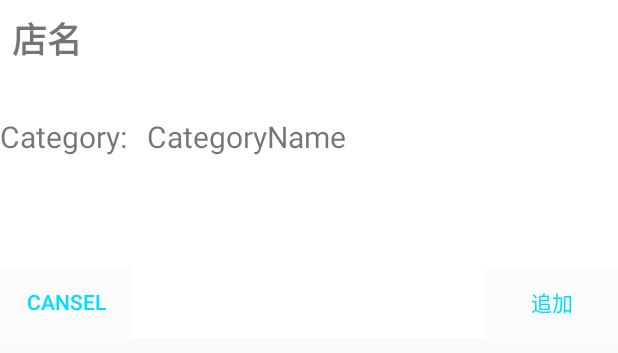
After one commit to nin138/Spotin_client-android, an Android app: the layout dialog_setting.xml on its own in the app's theme, with its tools: preview values and no code run, on a phone screen of 412 x 824 dp. The commit adds this screen. Shown: the top 353 px of the screen. Run offline under Robolectric (Android 15) with nearby library versions, the phone set to English and light mode, and no system bars.

Commit message:
[add] 起動画面追加、レイアウト修正

```diff
--- a/app/src/main/AndroidManifest.xml
+++ b/app/src/main/AndroidManifest.xml
@@ -17,12 +17,13 @@
     <application
         android:name="casestudyteam5.it7th.hal.ac.jp.spotin.App"
         android:allowBackup="true"
-        android:icon="@mipmap/ic_launcher"
+        android:icon="@drawable/logo"
         android:label="@string/app_name"
         android:roundIcon="@mipmap/ic_launcher_round"
         android:supportsRtl="true"
         android:theme="@style/AppTheme">
-        <activity android:name="casestudyteam5.it7th.hal.ac.jp.spotin.view.main.MainActivity">
+        <activity android:name="casestudyteam5.it7th.hal.ac.jp.spotin.view.main.MainActivity"
+            android:theme="@style/SplashTheme">
             <intent-filter>
                 <action android:name="android.intent.action.MAIN" />
                 <action android:name="android.intent.action.VIEW" />
--- a/app/src/main/java/casestudyteam5/it7th/hal/ac/jp/spotin/view/Setting/SettingActivity.kt
+++ b/app/src/main/java/casestudyteam5/it7th/hal/ac/jp/spotin/view/Setting/SettingActivity.kt
@@ -3,8 +3,7 @@ package casestudyteam5.it7th.hal.ac.jp.spotin.view.Setting
 import android.os.Bundle
 import android.support.v7.app.AppCompatActivity
 
-
-class SettingActivity: AppCompatActivity(){
+class SettingActivity : AppCompatActivity() {
 
   override fun onCreate(savedInstanceState: Bundle?) {
     super.onCreate(savedInstanceState)
@@ -13,5 +12,4 @@ class SettingActivity: AppCompatActivity(){
       .replace(android.R.id.content, SettingFragment())
       .commit()
   }
-
 }
--- /dev/null
+++ b/app/src/main/res/anim/in_animation.xml
@@ -0,0 +1,5 @@
+<translate
+    xmlns:android="http://schemas.android.com/apk/res/android"
+    android:duration="500"
+    android:fromYDelta="25%"
+    android:toYDelta="0" />
--- /dev/null
+++ b/app/src/main/res/drawable/dialog_bg_outside.xml
@@ -0,0 +1,6 @@
+<?xml version="1.0" encoding="utf-8"?>
+<shape xmlns:android="http://schemas.android.com/apk/res/android" >
+    <stroke
+        android:width="10dp"
+        android:color="#ccc" />
+</shape>
--- /dev/null
+++ b/app/src/main/res/drawable/splash.xml
@@ -0,0 +1,16 @@
+<?xml version="1.0" encoding="utf-8"?>
+<layer-list
+    xmlns:android="http://schemas.android.com/apk/res/android"
+    android:opacity="opaque"
+    android:layout_width="match_parent"
+    android:layout_height="match_parent">
+
+    <item android:drawable="@color/cardview_shadow_end_color" />
+
+    <item>
+        <bitmap
+            android:gravity="center"
+            android:src="@drawable/mainimage"/>
+    </item>
+
+</layer-list>
--- /dev/null
+++ b/app/src/main/res/layout/dialog_setting.xml
@@ -0,0 +1,79 @@
+<?xml version="1.0" encoding="utf-8"?>
+<RelativeLayout xmlns:android="http://schemas.android.com/apk/res/android"
+    xmlns:app="http://schemas.android.com/apk/res-auto"
+    xmlns:tools="http://schemas.android.com/tools"
+    android:layout_width="match_parent"
+    android:layout_height="wrap_content"
+    android:background="#FFF"
+    android:orientation="vertical"
+    tools:context=".view.map.MapActivity">
+
+    <TextView
+        android:id="@+id/name"
+        android:layout_width="match_parent"
+        android:layout_height="wrap_content"
+        android:layout_marginStart="8dp"
+        android:layout_marginTop="8dp"
+        android:text="店名"
+        android:textSize="23sp"
+        android:textStyle="bold"
+        app:layout_constraintStart_toStartOf="parent"
+        app:layout_constraintTop_toTopOf="parent" />
+
+    <TextView
+        android:id="@+id/categoryName"
+        android:layout_width="wrap_content"
+        android:layout_height="wrap_content"
+        android:layout_alignParentStart="true"
+        android:layout_alignTop="@+id/Category"
+        android:layout_marginStart="97dp"
+        android:gravity="center"
+        android:text="CategoryName"
+        android:textSize="20dp"
+        app:layout_constraintEnd_toEndOf="parent"
+        tools:layout_editor_absoluteY="66dp" />
+
+    <Button
+        android:id="@+id/cancel"
+        android:layout_width="wrap_content"
+        android:layout_height="wrap_content"
+        android:layout_alignParentStart="true"
+        android:layout_alignParentTop="true"
+        android:layout_marginTop="177dp"
+        android:layout_weight="1"
+        android:background="@color/cardview_shadow_end_color"
+        android:text="Cansel"
+        android:textColor="@android:color/holo_blue_bright"
+        app:layout_constraintEnd_toStartOf="@+id/add"
+        app:layout_constraintStart_toStartOf="parent"
+        tools:layout_editor_absoluteY="189dp" />
+
+    <Button
+        android:id="@+id/add"
+        android:layout_width="wrap_content"
+        android:layout_height="wrap_content"
+        android:layout_alignParentEnd="true"
+        android:layout_alignTop="@+id/cancel"
+        android:layout_weight="1"
+        android:background="@color/cardview_shadow_end_color"
+        android:text="追加"
+        android:textColor="@android:color/holo_blue_bright"
+        app:layout_constraintBottom_toBottomOf="parent"
+        tools:layout_editor_absoluteX="312dp" />
+
+    <TextView
+        android:id="@+id/Category"
+        android:layout_width="wrap_content"
+        android:layout_height="wrap_content"
+        android:layout_alignParentStart="true"
+        android:layout_alignParentTop="true"
+        android:layout_marginTop="77dp"
+        android:text="Category:"
+        android:textSize="20sp"
+        app:layout_constraintBottom_toTopOf="@+id/cancel"
+        app:layout_constraintEnd_toStartOf="@+id/categoryName"
+        app:layout_constraintStart_toStartOf="parent"
+        app:layout_constraintTop_toBottomOf="@+id/name"
+        app:layout_constraintVertical_bias="1.0" />
+
+</RelativeLayout>
```
Also changed, not shown: app/src/main/java/casestudyteam5/it7th/hal/ac/jp/spotin/service/api/SpotApi.kt (+5 -4 lines), app/src/main/java/casestudyteam5/it7th/hal/ac/jp/spotin/view/main/MainActivity.kt (+18 -17 lines), app/src/main/java/casestudyteam5/it7th/hal/ac/jp/spotin/view/map/MapActivity.kt (+29 -3 lines), app/src/main/java/casestudyteam5/it7th/hal/ac/jp/spotin/view/map/MapPresenter.kt (+5 -2 lines), app/src/main/res/drawable/button_bg.xml (added, +11 -0 lines), app/src/main/res/drawable/dialog_bg.xml (added, +10 -0 lines), app/src/main/res/drawable/dialog_bg_inside.xml (added, +7 -0 lines), app/src/main/res/layout/activity_map.xml (+35 -27 lines), app/src/main/res/layout/category_select_model.xml (+9 -10 lines), app/src/main/res/values/styles.xml (+20 -0 lines), app/src/main/res/drawable/logo.png (added), app/src/main/res/drawable/mainimage.png (added).
